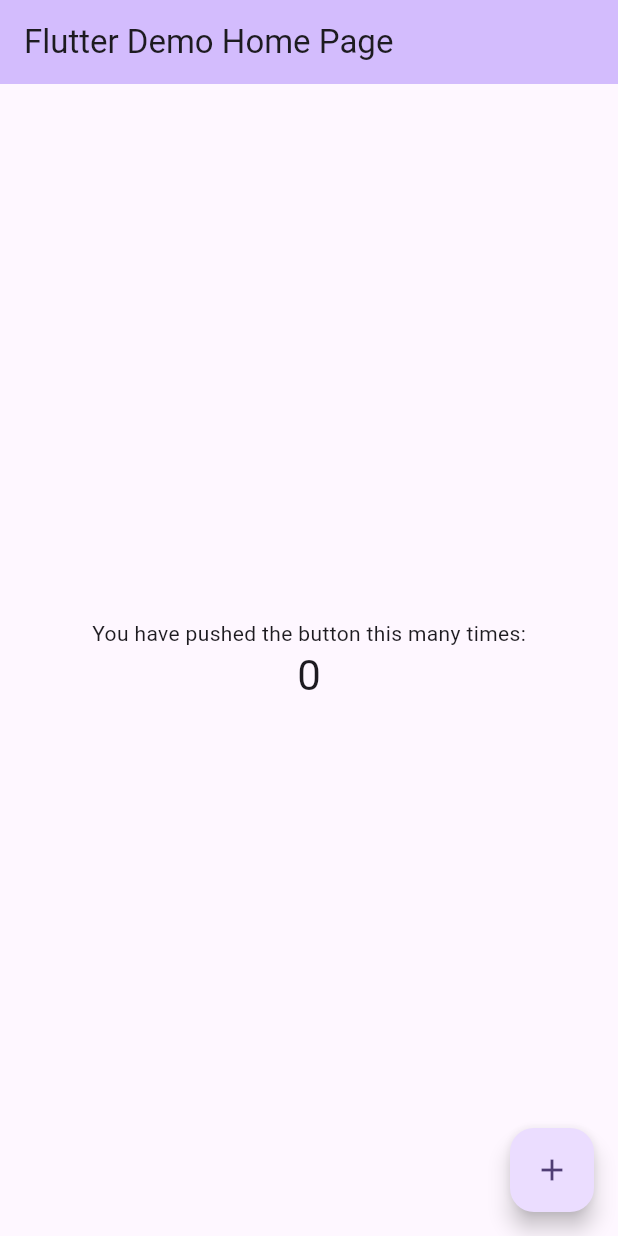
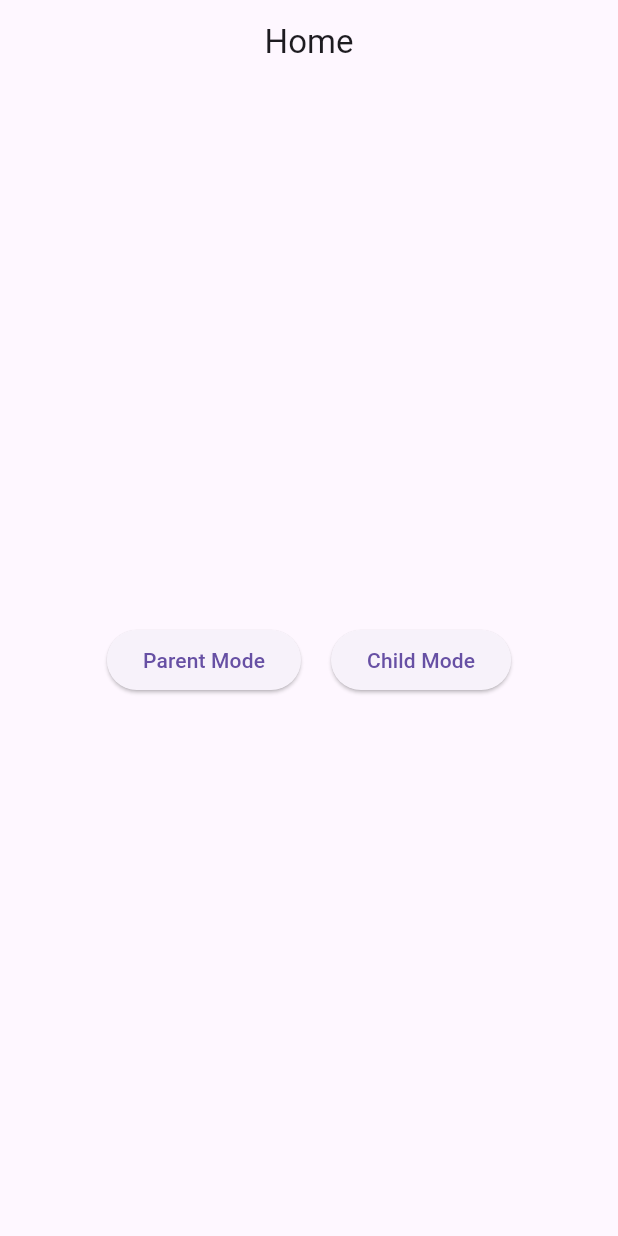
Before and after one commit to Swethanidhun/QuizApp, a Flutter app: the screen it shows after launch, on a phone screen of 412 x 824 dp. Run offline on Flutter 3.47's test engine with Material 3 defaults, Android fonts, the phone set to English and light mode, and no system bars.

Commit message:
ui completed

```diff
--- /dev/null
+++ b/quizapp/devtools_options.yaml
@@ -0,0 +1 @@
+extensions:
--- /dev/null
+++ b/quizapp/lib/app/views/addquestion_module/addquestionsviewmodel.dart
@@ -0,0 +1,7 @@
+import 'package:flutter/material.dart';
+
+class AddQuestionsViewModel extends ChangeNotifier {
+    TextEditingController questioncontroller = TextEditingController();
+  TextEditingController answercontroller = TextEditingController();
+
+}
--- /dev/null
+++ b/quizapp/lib/app/views/home_module/homepage.dart
@@ -0,0 +1,43 @@
+import 'package:flutter/material.dart';
+import 'package:quizapp/app/views/child_module/childpage.dart';
+import 'package:quizapp/app/views/parent_module/parentpage.dart';
+
+class HomePage extends StatefulWidget {
+  const HomePage({super.key});
+
+  @override
+  State<HomePage> createState() => _HomePageState();
+}
+
+class _HomePageState extends State<HomePage> {
+  @override
+  Widget build(BuildContext context) {
+    return Scaffold(
+      appBar: AppBar(title: const Center(child: Text("Home"))),
+      body: Center(
+        child: Row(
+          mainAxisAlignment: MainAxisAlignment.center,
+          children: [
+            ElevatedButton(
+                onPressed: () {
+                  Navigator.of(context).push(MaterialPageRoute(
+                    builder: (context) => const ParentHome(),
+                  ));
+                },
+                child: const Text("Parent Mode")),
+            const SizedBox(
+              width: 20,
+            ),
+            ElevatedButton(
+                onPressed: () {
+                  Navigator.of(context).push(MaterialPageRoute(
+                    builder: (context) => const ChildHome(),
+                  ));
+                },
+                child: const Text("Child Mode"))
+          ],
+        ),
+      ),
+    );
+  }
+}
--- /dev/null
+++ b/quizapp/lib/app/views/parent_module/parentviewmodel.dart
@@ -0,0 +1,6 @@
+import 'package:flutter/material.dart';
+
+class ParentViewModel extends ChangeNotifier {
+  TextEditingController usernamecontroller = TextEditingController();
+  TextEditingController passwordcontroller = TextEditingController();
+}
--- /dev/null
+++ b/quizapp/lib/app/views/signup_module/signupviewmodel.dart
@@ -0,0 +1,7 @@
+import 'package:flutter/material.dart';
+
+class SignupViewModel extends ChangeNotifier {
+  TextEditingController namecontroller = TextEditingController();
+  TextEditingController passwordcontroller = TextEditingController();
+  TextEditingController reenterpwdcontroller = TextEditingController();
+}
--- a/quizapp/lib/main.dart
+++ b/quizapp/lib/main.dart
@@ -1,125 +1,35 @@
 import 'package:flutter/material.dart';
+import 'package:provider/provider.dart';
+import 'package:quizapp/app/views/addquestion_module/addquestionsviewmodel.dart';
+import 'package:quizapp/app/views/home_module/homepage.dart';
+import 'package:quizapp/app/views/parent_module/parentviewmodel.dart';
+import 'package:quizapp/app/views/signup_module/signupviewmodel.dart';
 
-void main() {
+void main(List<String> args) {
   runApp(const MyApp());
 }
 
 class MyApp extends StatelessWidget {
   const MyApp({super.key});
 
-  // This widget is the root of your application.
   @override
   Widget build(BuildContext context) {
-    return MaterialApp(
-      title: 'Flutter Demo',
-      theme: ThemeData(
-        // This is the theme of your application.
-        //
-        // TRY THIS: Try running your application with "flutter run". You'll see
-        // the application has a purple toolbar. Then, without quitting the app,
-        // try changing the seedColor in the colorScheme below to Colors.green
-        // and then invoke "hot reload" (save your changes or press the "hot
-        // reload" button in a Flutter-supported IDE, or press "r" if you used
-        // the command line to start the app).
-        //
-        // Notice that the counter didn't reset back to zero; the application
-        // state is not lost during the reload. To reset the state, use hot
-        // restart instead.
-        //
-        // This works for code too, not just values: Most code changes can be
-        // tested with just a hot reload.
-        colorScheme: ColorScheme.fromSeed(seedColor: Colors.deepPurple),
-        useMaterial3: true,
+    return MultiProvider(
+      providers: [
+        ChangeNotifierProvider<ParentViewModel>(
+          create: (_) => ParentViewModel(),
+        ),
+        ChangeNotifierProvider<SignupViewModel>(
+          create: (_) => SignupViewModel(),
+        ),
+        ChangeNotifierProvider<AddQuestionsViewModel>(
+          create: (_) => AddQuestionsViewModel(),
+        ),
+      ],
+      child: const MaterialApp(
+        debugShowCheckedModeBanner: false,
+        home: HomePage(),
       ),
-      home: const MyHomePage(title: 'Flutter Demo Home Page'),
     );
   }
 }
-
-class MyHomePage extends StatefulWidget {
-  const MyHomePage({super.key, required this.title});
-
-  // This widget is the home page of your application. It is stateful, meaning
-  // that it has a State object (defined below) that contains fields that affect
-  // how it looks.
-
-  // This class is the configuration for the state. It holds the values (in this
-  // case the title) provided by the parent (in this case the App widget) and
-  // used by the build method of the State. Fields in a Widget subclass are
-  // always marked "final".
-
-  final String title;
-
-  @override
-  State<MyHomePage> createState() => _MyHomePageState();
-}
-
-class _MyHomePageState extends State<MyHomePage> {
-  int _counter = 0;
-
-  void _incrementCounter() {
-    setState(() {
-      // This call to setState tells the Flutter framework that something has
-      // changed in this State, which causes it to rerun the build method below
-      // so that the display can reflect the updated values. If we changed
-      // _counter without calling setState(), then the build method would not be
-      // called again, and so nothing would appear to happen.
-      _counter++;
-    });
-  }
-
-  @override
-  Widget build(BuildContext context) {
-    // This method is rerun every time setState is called, for instance as done
-    // by the _incrementCounter method above.
-    //
-    // The Flutter framework has been optimized to make rerunning build methods
-    // fast, so that you can just rebuild anything that needs updating rather
-    // than having to individually change instances of widgets.
-    return Scaffold(
-      appBar: AppBar(
-        // TRY THIS: Try changing the color here to a specific color (to
-        // Colors.amber, perhaps?) and trigger a hot reload to see the AppBar
-        // change color while the other colors stay the same.
-        backgroundColor: Theme.of(context).colorScheme.inversePrimary,
-        // Here we take the value from the MyHomePage object that was created by
-        // the App.build method, and use it to set our appbar title.
-        title: Text(widget.title),
-      ),
-      body: Center(
-        // Center is a layout widget. It takes a single child and positions it
-        // in the middle of the parent.
-        child: Column(
-          // Column is also a layout widget. It takes a list of children and
-          // arranges them vertically. By default, it sizes itself to fit its
-          // children horizontally, and tries to be as tall as its parent.
-          //
-          // Column has various properties to control how it sizes itself and
-          // how it positions its children. Here we use mainAxisAlignment to
-          // center the children vertically; the main axis here is the vertical
-          // axis because Columns are vertical (the cross axis would be
-          // horizontal).
-          //
-          // TRY THIS: Invoke "debug painting" (choose the "Toggle Debug Paint"
-          // action in the IDE, or press "p" in the console), to see the
-          // wireframe for each widget.
-          mainAxisAlignment: MainAxisAlignment.center,
-          children: <Widget>[
-            const Text(
-              'You have pushed the button this many times:',
-            ),
-            Text(
-              '$_counter',
-              style: Theme.of(context).textTheme.headlineMedium,
-            ),
-          ],
-        ),
-      ),
-      floatingActionButton: FloatingActionButton(
-        onPressed: _incrementCounter,
-        tooltip: 'Increment',
-        child: const Icon(Icons.add),
-      ), // This trailing comma makes auto-formatting nicer for build methods.
-    );
-  }
-}
--- a/quizapp/pubspec.yaml
+++ b/quizapp/pubspec.yaml
@@ -35,6 +35,7 @@ dependencies:
   # The following adds the Cupertino Icons font to your application.
   # Use with the CupertinoIcons class for iOS style icons.
   cupertino_icons: ^1.0.2
+  provider: ^6.1.2
 
 dev_dependencies:
   flutter_test:
```
Also changed, not shown: quizapp/lib/app/views/addquestion_module/addquestion.dart (added, +51 -0 lines), quizapp/lib/app/views/child_module/childpage.dart (added, +15 -0 lines), quizapp/lib/app/views/createquestion_module/createquestion.dart (added, +31 -0 lines), quizapp/lib/app/views/parent_module/parentpage.dart (added, +65 -0 lines), quizapp/lib/app/views/signup_module/signup.dart (added, +54 -0 lines), quizapp/lib/app/widgets/textfield.dart (added, +46 -0 lines), quizapp/pubspec.lock.
